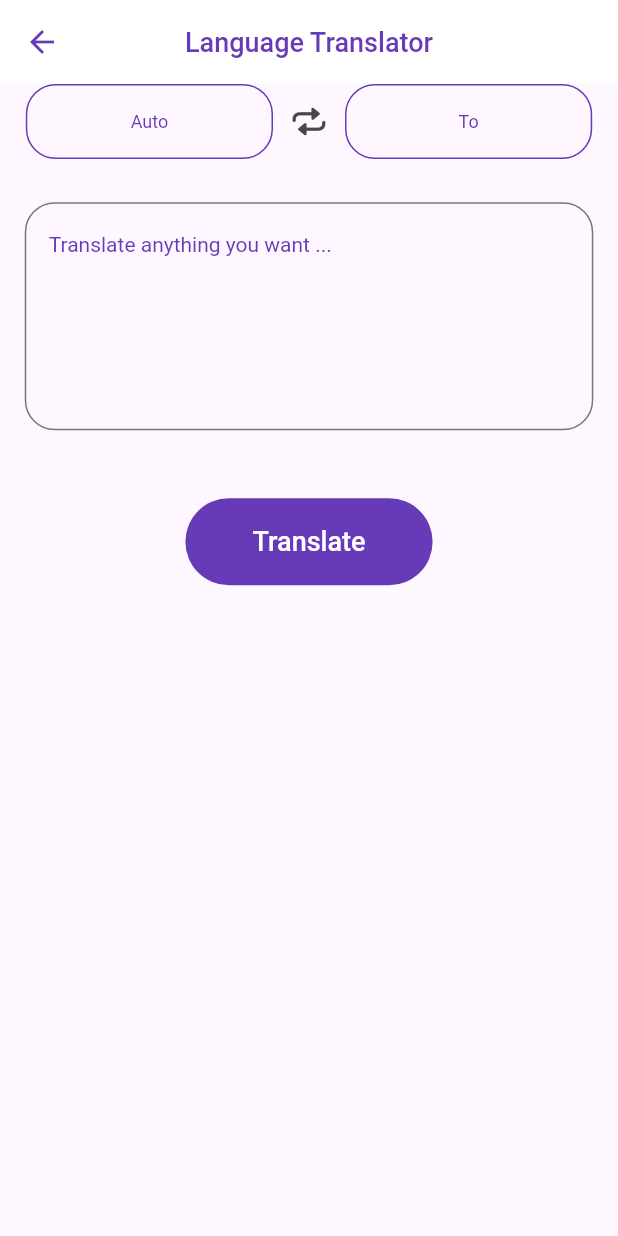
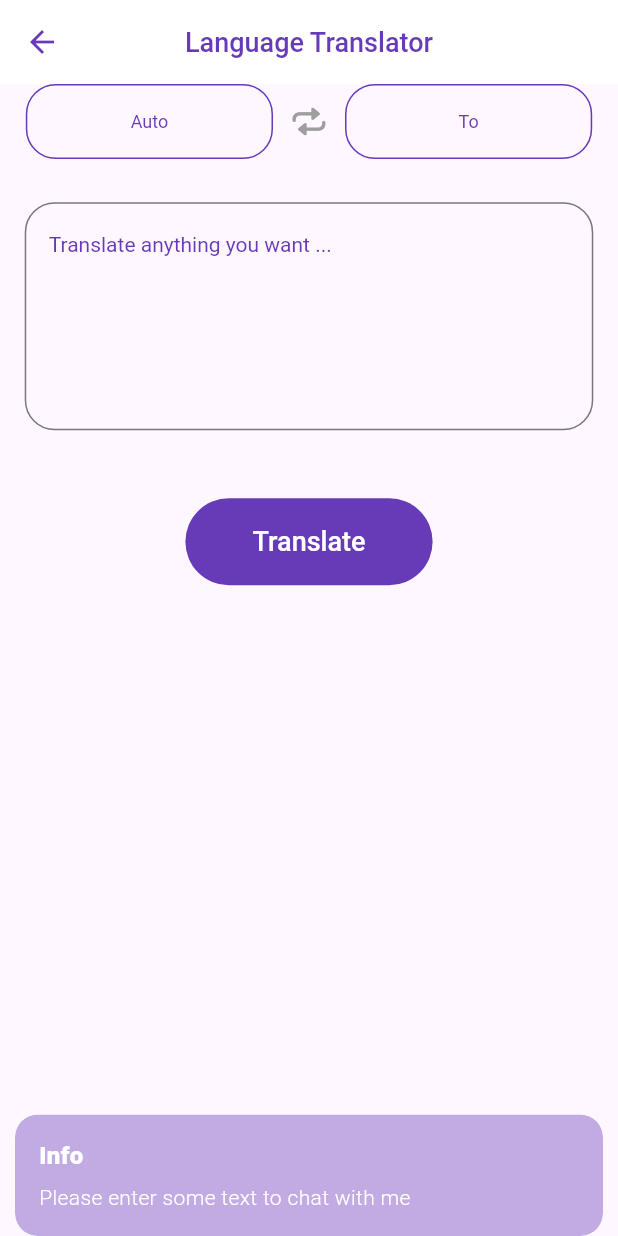
Before and after one commit to M-Farjad/Ai-Dash, a Flutter app: the LanguageTranslatorScreen screen opened by its route, after a tap on "Translate", on a phone screen of 412 x 824 dp. Run offline on Flutter 3.47's test engine with Material 3 defaults, Android fonts, the phone set to English and light mode, and no system bars; our stand-ins replace animated_text_kit, cached_network_image, flutter_animate, get, google_fonts, hive and 2 more; missing offline and left inert: dart_openai, gallery_saver_updated; accounts and stored records are empty; Roboto replaces fonts that are missing (Ubuntu); statements that could not run were skipped; project files that could hold a hidden picture were left out.

Commit message:
LanguageTranslatorLogic

```diff
--- a/lib/controllers/translate_controller.dart
+++ b/lib/controllers/translate_controller.dart
@@ -1,3 +1,6 @@
+import 'dart:convert';
+import 'dart:developer';
+
 import '../header.dart';
 
 class TranslateController extends GetxController {
@@ -6,6 +9,7 @@ class TranslateController extends GetxController {
   final resController = TextEditingController();
   final from = ''.obs;
   final to = ''.obs;
+  final status = Status.none.obs;
 
   // list of languages available
   final lang = const [
@@ -194,13 +198,36 @@ class TranslateController extends GetxController {
   ];
 
   //! methods
-  void sendMessage() async {
-    if (textController.text.trim().isNotEmpty) {
+  void translate() async {
+    if (textController.text.trim().isNotEmpty && to.isNotEmpty) {
+      status.value = Status.loading;
       // !Bot Message
-      // final answer = await APIs.getAnswer(textController.text);
+      String prompt = '';
+      if (from.isNotEmpty) {
+        prompt =
+            'Can You translate given text from ${from.value} to ${to.value}:\n${textController.text}';
+      } else {
+        prompt =
+            'Can you translate the given text to ${to.value}:\n${textController.text}';
+      }
+      log(prompt);
+      final res = await APIs.getAnswer(prompt);
+      resController.text = utf8.decode(res.codeUnits);
+      status.value = Status.success;
       textController.clear();
     } else {
-      MyDialog.getInfo(Strings.enterSomeText);
+      status.value = Status.none;
+      textController.text.trim().isEmpty
+          ? MyDialog.getInfo(Strings.enterSomeText)
+          : MyDialog.getInfo(Strings.enterLanguage);
+    }
+  }
+
+  void swapLanguage() {
+    if (to.trim().isNotEmpty && from.trim().isNotEmpty) {
+      final temp = to.value;
+      to.value = from.value;
+      from.value = temp;
     }
   }
 }
--- a/lib/screens/language_translator_screen.dart
+++ b/lib/screens/language_translator_screen.dart
@@ -47,8 +47,13 @@ class _LanguageTranslatorScreenState extends State<LanguageTranslatorScreen> {
                 ),
               ),
               IconButton(
-                icon: const Icon(CupertinoIcons.repeat),
-                onPressed: () {},
+                icon: Obx(() => Icon(
+                      CupertinoIcons.repeat,
+                      color: _c.to.isNotEmpty && _c.from.isNotEmpty
+                          ? CustomColors.primaryColor
+                          : CustomColors.grey,
+                    )),
+                onPressed: _c.swapLanguage,
               ),
               //! To Language
               InkWell(
@@ -92,8 +97,20 @@ class _LanguageTranslatorScreenState extends State<LanguageTranslatorScreen> {
               ),
             ),
           ),
-          if (_c.resController.text.isNotEmpty)
-            Padding(
+          if (_c.resController.text.isNotEmpty) Obx(() => _translate()),
+          SizedBox(height: Get.height * .02),
+          Align(
+            child:
+                CustomButton(onPressed: _c.translate, text: Strings.translate),
+          )
+        ],
+      ),
+    );
+  }
+
+  Widget _translate() => switch (_c.status.value) {
+        Status.none => const SizedBox.shrink(),
+        Status.success => Padding(
             padding: EdgeInsets.symmetric(horizontal: Get.width * .04),
             child: TextFormField(
               maxLines: null,
@@ -106,10 +123,6 @@ class _LanguageTranslatorScreenState extends State<LanguageTranslatorScreen> {
               ),
             ),
           ),
-          SizedBox(height: Get.height * .02),
-          Align(child: CustomButton(onPressed: () {}, text: Strings.translate))
-        ],
-      ),
-    );
+        Status.loading => const Align(child: CustomLoading())
+      };
 }
-}
--- a/lib/values/strings.dart
+++ b/lib/values/strings.dart
@@ -13,6 +13,8 @@ class Strings {
   static const String greetingsMessage = 'Hello! How can I help you today?';
   static const String pleaseWait = 'Please wait...';
   static const String enterSomeText = 'Please enter some text to chat with me';
+  static const String enterLanguage =
+      'Please enter the language to translate to';
   static const String download = 'Download';
   static const String translate = 'Translate';
   static const String translateAnythingYouWant =
```
Lines whose indentation alone changed are shown as unchanged.
